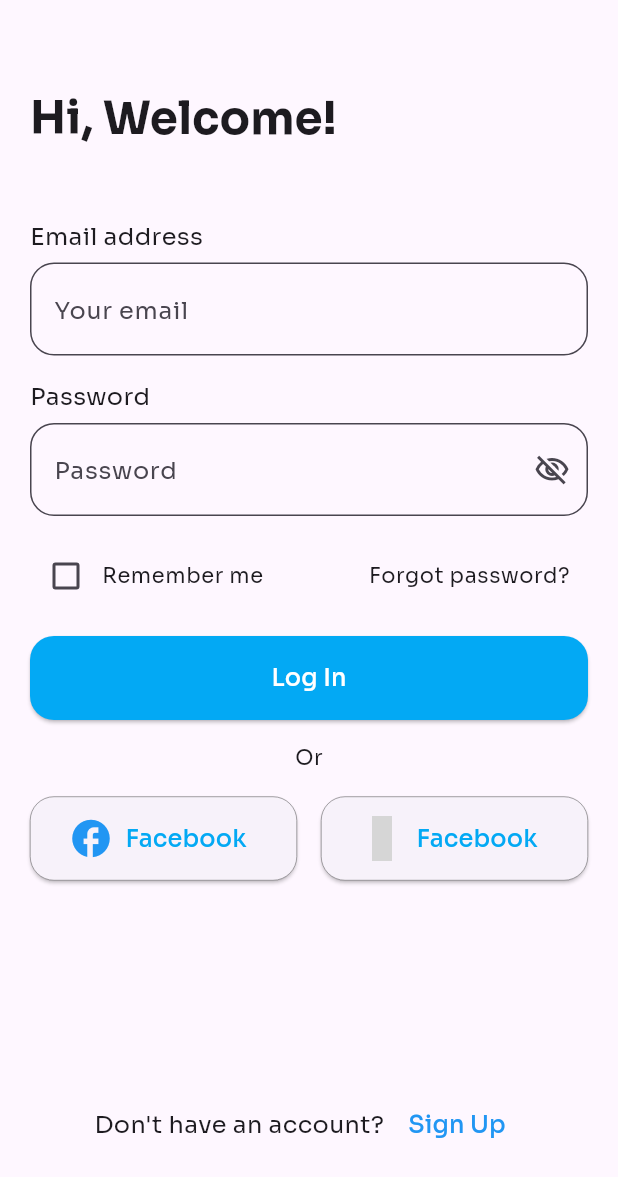
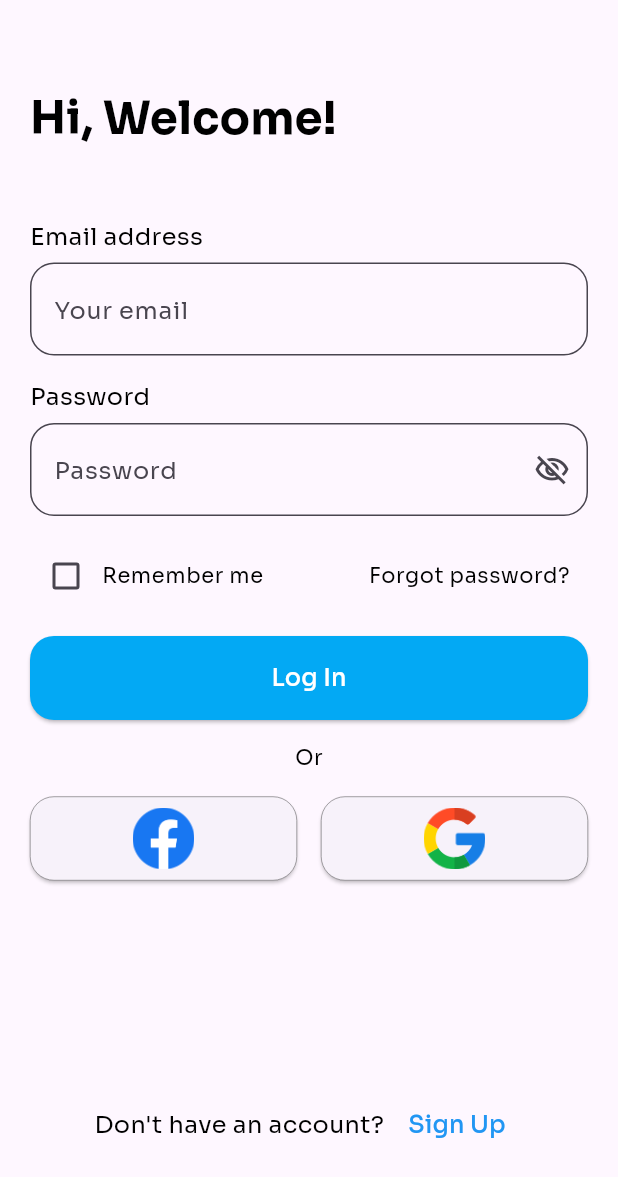
Before and after one commit to ChhairongCoding/E_commerce_app, a Flutter app: the screen it shows after launch, after a tap on "Log In", on a phone screen of 412 x 824 dp. Shown: the top 1177 px of the screen. Run offline on Flutter 3.47's test engine with Material 3 defaults, Android fonts, the phone set to English and light mode, and no system bars; our stand-ins replace get, hugeicons, pinput; grey boxes are pictures that could not be loaded.

Commit message:
Do on Validate and OTP screen

```diff
--- a/lib/binding/init_binding.dart
+++ b/lib/binding/init_binding.dart
@@ -1,3 +1,6 @@
+import 'package:e_commerce_app/controllers/login_controller.dart';
+import 'package:e_commerce_app/controllers/otp_controller.dart';
+import 'package:e_commerce_app/controllers/signup_controller.dart';
 import 'package:e_commerce_app/controllers/main_controller.dart';
 import 'package:get/get.dart';
 
@@ -6,6 +9,9 @@ class InitBinding extends Bindings {
   void dependencies() {
     //controller
     Get.put(MainController());
+    Get.put(LoginController());
+    Get.put(SignupController());
+    Get.put(OtpController());
 
   }
 }
--- /dev/null
+++ b/lib/controllers/login_controller.dart
@@ -0,0 +1,9 @@
+import 'package:get/get.dart';
+
+class LoginController extends GetxController {
+  var isObsecure = true.obs;
+
+  void toggleOpenObsecure() {
+    isObsecure.value = !isObsecure.value;
+  }
+}
--- /dev/null
+++ b/lib/controllers/otp_controller.dart
@@ -0,0 +1,5 @@
+import 'package:get/get.dart';
+
+class OtpController extends GetxController {
+
+}
--- /dev/null
+++ b/lib/controllers/signup_controller.dart
@@ -0,0 +1,13 @@
+import 'package:get/get.dart';
+
+class SignupController extends GetxController {
+  var isObsecure = true.obs;
+  var isObsecurePw= true.obs;
+
+  void toggleOpenObsecure() {
+    isObsecure.value = !isObsecure.value;
+  }
+  void toggleOpenObsecurePw(){
+    isObsecurePw.value = !isObsecurePw.value;
+  }
+}
--- /dev/null
+++ b/lib/core/utils/app_pages.dart
@@ -0,0 +1,15 @@
+  import 'package:e_commerce_app/core/utils/app_routes.dart';
+import 'package:e_commerce_app/views/auth/login_screen.dart';
+import 'package:e_commerce_app/views/auth/sign_up_screen.dart';
+import 'package:e_commerce_app/views/getting_start_screen.dart';
+import 'package:e_commerce_app/views/auth/otp_screen.dart';
+import 'package:get/get_navigation/get_navigation.dart';
+
+List<GetPage<dynamic>> get appPages {
+    return [
+      GetPage(name: AppRoutes.gettingStartRoute, page: () => GettingStartScreen()),
+      GetPage(name: AppRoutes.loginRoute, page: () => LoginScreen()),
+      GetPage(name: AppRoutes.signUpRoute, page: () => SignUpScreen()),
+      GetPage(name: AppRoutes.otpRoute, page: ()=> OtpScreen())
+    ];
+  }
--- /dev/null
+++ b/lib/core/utils/app_routes.dart
@@ -0,0 +1,6 @@
+class AppRoutes {
+  static String gettingStartRoute = '/';
+  static String loginRoute = '/login';
+  static String signUpRoute = '/signup';
+  static String otpRoute = '/otp';
+}
--- a/lib/main.dart
+++ b/lib/main.dart
@@ -1,8 +1,5 @@
 import 'package:e_commerce_app/binding/init_binding.dart';
-import 'package:e_commerce_app/views/auth/login_screen.dart';
-import 'package:e_commerce_app/views/auth/sign_up_screen.dart';
-import 'package:e_commerce_app/views/getting_start_screen.dart';
-// import 'package:e_commerce_app/views/main_screen.dart';
+import 'package:e_commerce_app/core/utils/app_pages.dart';
 import 'package:flutter/material.dart';
 import 'package:get/get.dart';
 
@@ -23,23 +20,20 @@ class _MyAppState extends State<MyApp> {
     return GetMaterialApp(
       theme: ThemeData(
         textTheme: TextTheme(
-          titleLarge: TextStyle(fontSize: 30,fontFamily: 'Sora',fontWeight: FontWeight.w700),
-          titleMedium: TextStyle(fontSize: 20,fontFamily: 'Sora',fontWeight: FontWeight.w600),
-          titleSmall: TextStyle(fontSize: 16,fontFamily: 'Sora',fontWeight: FontWeight.w600),
-          bodyLarge: TextStyle(fontSize: 20,fontFamily: 'Sora',),
-          bodyMedium: TextStyle(fontSize: 16,fontFamily: 'Sora',fontWeight: FontWeight.w400),
-          bodySmall: TextStyle(fontSize: 14,fontFamily: 'Sora',fontWeight: FontWeight.w400)
+          titleLarge: TextStyle(fontSize: 30,fontFamily: 'Sora',fontWeight: FontWeight.w700,color: Colors.black),
+          titleMedium: TextStyle(fontSize: 20,fontFamily: 'Sora',fontWeight: FontWeight.w600,color: Colors.black),
+          titleSmall: TextStyle(fontSize: 16,fontFamily: 'Sora',fontWeight: FontWeight.w600,color: Colors.black),
+          bodyLarge: TextStyle(fontSize: 20,fontFamily: 'Sora',color: Colors.black),
+          bodyMedium: TextStyle(fontSize: 16,fontFamily: 'Sora',fontWeight: FontWeight.w400,color: Colors.black),
+          bodySmall: TextStyle(fontSize: 14,fontFamily: 'Sora',fontWeight: FontWeight.w400,color: Colors.black)
           )
       ),
       initialBinding: InitBinding(),
       title: 'E-Commerce App',
       initialRoute: '/',
-      getPages: [
-        GetPage(name: "/", page: () => GettingStartScreen()),
-        GetPage(name: '/login', page: () => LoginScreen()),
-        GetPage(name: '/signup', page: () => SignUpScreen()),
-
-      ],
+      getPages: appPages,
     );
   }
+
+
 }
--- a/lib/views/auth/login_screen.dart
+++ b/lib/views/auth/login_screen.dart
@@ -1,13 +1,22 @@
+import 'package:e_commerce_app/controllers/login_controller.dart';
+import 'package:e_commerce_app/core/utils/app_routes.dart';
 import 'package:e_commerce_app/widgets/text_form_widget.dart';
 import 'package:flutter/material.dart';
 import 'package:get/get.dart';
-import 'package:hugeicons/hugeicons.dart';
 
+// ignore: must_be_immutable
 class LoginScreen extends StatelessWidget {
-  const LoginScreen({super.key});
+  LoginScreen({super.key});
+  final emailController = TextEditingController();
+  final passwordController = TextEditingController();
+
+  RxBool isCheck = false.obs;
 
   @override
   Widget build(BuildContext context) {
+    final formKey = GlobalKey<FormState>();
+    final LoginController loginController = Get.find<LoginController>();
+
     return Scaffold(
       body: Padding(
         padding: const EdgeInsets.only(
@@ -35,27 +44,43 @@ class LoginScreen extends StatelessWidget {
                 ),
                 SizedBox(height: 16),
                 Form(
+                  key: formKey,
                   child: Column(
                     spacing: 16,
                     children: [
                       TextFormWidget(
+                        controller: emailController,
                         label: "Email address",
                         hintText: "Your email",
                       ),
-                      TextFormWidget(
-                        label: "Password",
-                        hintText: "Password",
-                        iconField: Icon(Icons.visibility_off_outlined),
-                        obscureText: true,
+                      Obx(
+                        () => TextFormWidget(
+                          controller: passwordController,
+                          label: "Password",
+                          hintText: "Password",
+                          obscureText: loginController.isObsecure.value,
+                          suffixIcon: loginController.isObsecure.value
+                              ? Icons.visibility_off_outlined
+                              : Icons.visibility_outlined,
+                          onSuffixTap: () {
+                            loginController.isObsecure.value =
+                                !loginController.isObsecure.value;
+                          },
+                        ),
                       ),
+
                       Row(
                         mainAxisAlignment: MainAxisAlignment.spaceBetween,
                         children: [
                           Row(
                             children: [
-                              Checkbox(
-                                value: false,
-                                onChanged: (bool? value) {},
+                              Obx(
+                                () => Checkbox(
+                                  value: isCheck.value,
+                                  onChanged: (bool? value) {
+                                    isCheck.value = value ?? false;
+                                  },
+                                ),
                               ),
                               Text(
                                 "Remember me",
@@ -83,7 +108,11 @@ class LoginScreen extends StatelessWidget {
                             borderRadius: BorderRadiusGeometry.circular(16),
                           ),
                         ),
-                        onPressed: () {},
+                        onPressed: () {
+                           if(formKey.currentState!.validate()){
+
+                          }
+                        },
                         child: Text(
                           "Log In",
                           style: TextStyle(
@@ -99,7 +128,7 @@ class LoginScreen extends StatelessWidget {
                         spacing: 16,
                         children: [
                           Expanded(
-                            child: ElevatedButton.icon(
+                            child: ElevatedButton(
                               style: ElevatedButton.styleFrom(
                                 fixedSize: Size(
                                   MediaQuery.of(context).size.width,
@@ -118,24 +147,15 @@ class LoginScreen extends StatelessWidget {
                                 ),
                               ),
                               onPressed: () {},
-                              icon: Icon(
-                                Icons.facebook,
-                                color: Colors.blue,
-                                size: 30,
-                              ),
-                              label: Text(
-                                "Facebook",
-                                style: TextStyle(
-                                  color: Colors.lightBlue,
-                                  fontSize: 16,
-                                  fontFamily: 'Sora',
-                                  fontWeight: FontWeight.w500,
-                                ),
+                              child: Image.asset(
+                                "assets/images/icons/facebook.png",
+                                width: MediaQuery.of(context).size.width * 0.1,
                               ),
                             ),
                           ),
+
                           Expanded(
-                            child: ElevatedButton.icon(
+                            child: ElevatedButton(
                               style: ElevatedButton.styleFrom(
                                 fixedSize: Size(
                                   MediaQuery.of(context).size.width,
@@ -154,19 +174,9 @@ class LoginScreen extends StatelessWidget {
                                 ),
                               ),
                               onPressed: () {},
-                              icon: Icon(
-                                HugeIcons.strokeRoundedGoogle,
-                                color: Colors.blue,
-                                size: 30,
-                              ),
-                              label: Text(
-                                "Facebook",
-                                style: TextStyle(
-                                  color: Colors.lightBlue,
-                                  fontSize: 16,
-                                  fontFamily: 'Sora',
-                                  fontWeight: FontWeight.w500,
-                                ),
+                              child: Image.asset(
+                                "assets/images/icons/google.png",
+                                width: MediaQuery.of(context).size.width * 0.1,
                               ),
                             ),
                           ),
@@ -188,7 +198,7 @@ class LoginScreen extends StatelessWidget {
                       style: Theme.of(context).textTheme.bodyMedium,
                     ),
                     TextButton(
-                      onPressed: () => Get.toNamed("/signup"),
+                      onPressed: () => Get.toNamed(AppRoutes.signUpRoute),
                       child: Text(
                         "Sign Up",
                         style: TextStyle(
--- a/lib/views/getting_start_screen.dart
+++ b/lib/views/getting_start_screen.dart
@@ -1,3 +1,4 @@
+import 'package:e_commerce_app/core/utils/app_routes.dart';
 import 'package:flutter/material.dart';
 import 'package:get/get.dart';
 
@@ -14,7 +15,7 @@ class GettingStartScreen extends StatelessWidget {
 
           Padding(
             padding: const EdgeInsets.only(top: 100),
-            child: Image.asset('assets/images/slowkey_logo_getting.png',),
+            child: Image.asset('assets/images/logos/slowkey_logo_getting.png',),
           ),
           Container(
             width: double.infinity,
@@ -62,7 +63,7 @@ class GettingStartScreen extends StatelessWidget {
                       fontWeight: FontWeight.w600,
                     ),
                   ),
-                  onPressed: () => Get.toNamed('/signup'),
+                  onPressed: () => Get.toNamed(AppRoutes.signUpRoute),
                 ),
 
                 Row(
@@ -76,7 +77,7 @@ class GettingStartScreen extends StatelessWidget {
                       ),
                     ),
                     TextButton(
-                      onPressed: () => Get.toNamed('/login'),
+                      onPressed: () => Get.toNamed(AppRoutes.loginRoute),
                       child: Text(
                         "Log In",
                         style: TextStyle(
--- a/lib/widgets/text_form_widget.dart
+++ b/lib/widgets/text_form_widget.dart
@@ -1,12 +1,13 @@
 import 'package:flutter/material.dart';
 
 class TextFormWidget extends StatelessWidget {
-  final String? label;
+ final String? label;
   final String? hintText;
   final TextEditingController? controller;
   final String? Function(String?)? validator;
   final bool? obscureText;
-  final Icon? iconField;
+  final IconData? suffixIcon;
+  final VoidCallback? onSuffixTap;
 
   const TextFormWidget({
     super.key,
@@ -15,11 +16,12 @@ class TextFormWidget extends StatelessWidget {
     this.controller,
     this.validator,
     this.obscureText,
-    this.iconField
+    this.suffixIcon,
+    this.onSuffixTap,
   });
-
   @override
   Widget build(BuildContext context) {
+
     return Column(
       crossAxisAlignment: CrossAxisAlignment.start,
       children: [
@@ -32,7 +34,12 @@ class TextFormWidget extends StatelessWidget {
             fillColor: Colors.transparent,
             hintText: hintText,
             hintStyle: TextStyle(fontSize: 16),
-            suffixIcon: iconField,
+            suffixIcon: suffixIcon != null
+            ? IconButton(
+                icon: Icon(suffixIcon),
+                onPressed: onSuffixTap,
+              )
+            : null,
           ),
           obscureText: obscureText ?? false,
           maxLines: 1,
```
Also changed, not shown: lib/views/auth/otp_screen.dart (added, +99 -0 lines), lib/views/auth/sign_up_screen.dart (+72 -23 lines), pubspec.yaml (+9 -3 lines), assets/images/icons/facebook.png (added), assets/images/icons/google.png (added), assets/images/logos/slowkey_logo.png (renamed from assets/images/slowkey_logo.png), assets/images/logos/slowkey_logo_getting.png (renamed from assets/images/slowkey_logo_getting.png), lib/controllers/local/login_controller.dart (deleted), lib/controllers/local/signup_controller.dart (deleted), pubspec.lock.
